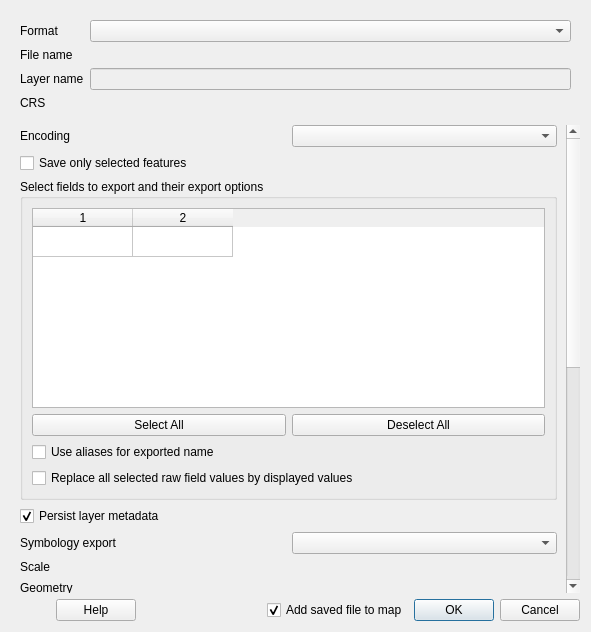
Qt form src/ui/qgsvectorlayersaveasdialogbase.ui (qgis/QGIS) before a commit.
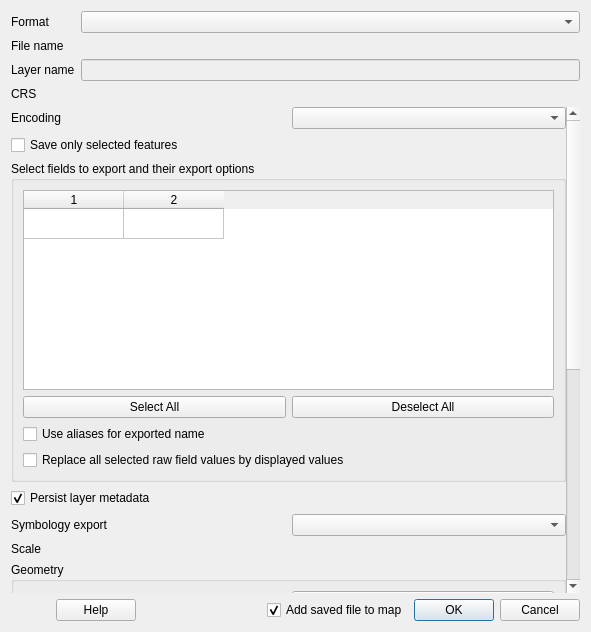
The same form after that commit. Custom widgets are drawn as their Qt base class.

Commit message: Reduce margins in vector layer save as dialog

Diff of the .ui file:
```diff
--- a/src/ui/qgsvectorlayersaveasdialogbase.ui
+++ b/src/ui/qgsvectorlayersaveasdialogbase.ui
@@ -23,6 +23,18 @@
    <item>
     <widget class="QWidget" name="widget" native="true">
      <layout class="QGridLayout" name="gridLayout_4">
+      <property name="leftMargin">
+       <number>0</number>
+      </property>
+      <property name="topMargin">
+       <number>0</number>
+      </property>
+      <property name="rightMargin">
+       <number>0</number>
+      </property>
+      <property name="bottomMargin">
+       <number>0</number>
+      </property>
       <item row="3" column="0">
        <widget class="QLabel" name="mCrsLabel">
         <property name="text">
@@ -101,21 +113,21 @@
         <x>0</x>
         <y>0</y>
         <width>559</width>
-        <height>973</height>
+        <height>964</height>
        </rect>
       </property>
       <layout class="QVBoxLayout" name="verticalLayout">
        <property name="leftMargin">
-        <number>9</number>
+        <number>0</number>
        </property>
        <property name="topMargin">
         <number>0</number>
        </property>
        <property name="rightMargin">
-        <number>9</number>
+        <number>0</number>
        </property>
        <property name="bottomMargin">
-        <number>9</number>
+        <number>0</number>
        </property>
        <item>
         <layout class="QHBoxLayout" name="horizontalLayout_3">
```
